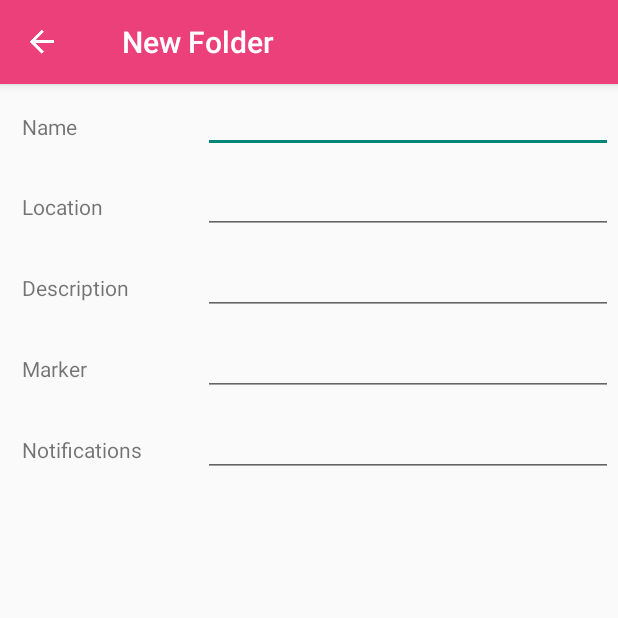
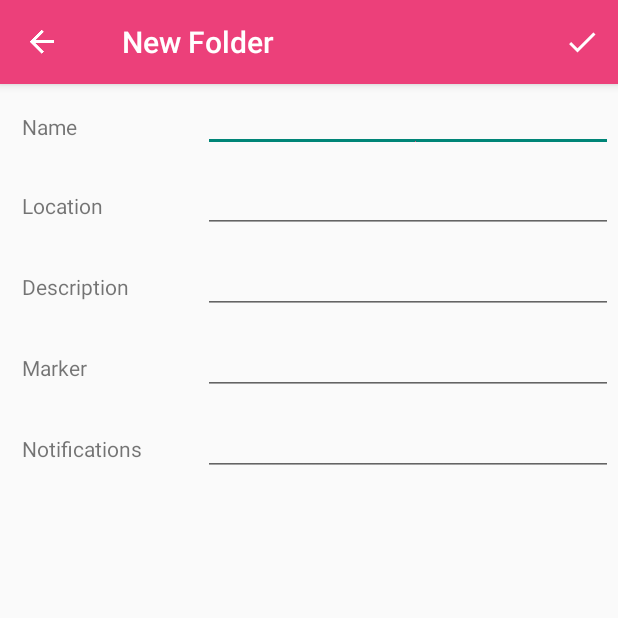
Before and after one commit to OlgaTUD/AppDevelopmentWS1516, an Android app: the NewPlaceActivity screen opened directly, with no data from a screen before it, on a phone screen of 412 x 824 dp, the top half of it. Run offline under Robolectric (Android 15) with nearby library versions, the phone set to English and light mode, and no system bars.

Commit message:
View for the new Folder

```diff
--- a/MyPlaces/app/src/main/java/com/rn/myplaces/myplaces/NavigationDrawerFragment.java
+++ b/MyPlaces/app/src/main/java/com/rn/myplaces/myplaces/NavigationDrawerFragment.java
@@ -104,6 +104,7 @@ public class NavigationDrawerFragment extends Fragment {
                 new String[]{
                         getString(R.string.title_section1),
                         getString(R.string.title_section2),
+                        getString(R.string.title_section5),
                         getString(R.string.title_section3),
                         getString(R.string.title_section4),
                 }));
--- a/MyPlaces/app/src/main/java/com/rn/myplaces/myplaces/com/rn/myplaces/places/NewPlaceActivity.java
+++ b/MyPlaces/app/src/main/java/com/rn/myplaces/myplaces/com/rn/myplaces/places/NewPlaceActivity.java
@@ -37,7 +37,7 @@ public class NewPlaceActivity extends AppCompatActivity {
     @Override
     public boolean onCreateOptionsMenu(Menu menu) {
         // Inflate the menu; this adds items to the action bar if it is present.
-//        getMenuInflater().inflate(R.menu.menu_main, menu);
+        getMenuInflater().inflate(R.menu.new_place, menu);
         return true;
     }
 
@@ -53,12 +53,12 @@ public class NewPlaceActivity extends AppCompatActivity {
             return true;
         }
 
-
-        //noinspection SimplifiableIfStatement
-        if (id == R.id.action_settings) {
+        if (id == R.id.ok) {
+            finish();
 
             return true;
         }
+
 
         return super.onOptionsItemSelected(item);
     }
--- a/MyPlaces/app/src/main/res/layout/new_place.xml
+++ b/MyPlaces/app/src/main/res/layout/new_place.xml
@@ -30,7 +30,8 @@
                 android:minWidth="250dp"
                 android:padding="7dp"
                 android:typeface="serif"
-                android:textCursorDrawable="@drawable/color_cursor"></EditText>
+                android:textCursorDrawable="@drawable/color_cursor"
+                android:drawableBottom="@color/marker"></EditText>
         </TableRow>
 
         <TableRow
@@ -45,7 +46,8 @@
                 android:padding="7dp"></TextView>
             <EditText
                 android:id="@+id/location_field"
-                android:padding="7dp"></EditText>
+                android:padding="7dp"
+                android:textCursorDrawable="@drawable/color_cursor">></EditText>
         </TableRow>
 
         <TableRow
@@ -60,7 +62,8 @@
                 android:padding="7dp"></TextView>
             <EditText
                 android:id="@+id/description_field"
-                android:padding="7dp"></EditText>
+                android:padding="7dp"
+                android:textCursorDrawable="@drawable/color_cursor">></EditText>
 
         </TableRow>
 
@@ -76,7 +79,8 @@
                 android:padding="7dp"></TextView>
             <EditText
                 android:id="@+id/marker_field"
-                android:padding="7dp"></EditText>
+                android:padding="7dp"
+                android:textCursorDrawable="@drawable/color_cursor">></EditText>
         </TableRow>
 
         <TableRow
@@ -91,7 +95,8 @@
                 android:padding="7dp"></TextView>
             <EditText
                 android:id="@+id/notf_field"
-                android:padding="7dp"></EditText>
+                android:padding="7dp"
+                android:textCursorDrawable="@drawable/color_cursor"></EditText>
         </TableRow>
 
     </TableLayout>
--- /dev/null
+++ b/MyPlaces/app/src/main/res/menu/new_place.xml
@@ -0,0 +1,8 @@
+<?xml version="1.0" encoding="utf-8"?>
+<menu xmlns:android="http://schemas.android.com/apk/res/android"
+    xmlns:app="http://schemas.android.com/apk/res-auto">
+
+    <item android:id="@+id/ok"
+        android:title="ok" android:icon="@drawable/ic_done_white" app:showAsAction="always" />
+
+</menu>
--- a/MyPlaces/app/src/main/res/values/strings.xml
+++ b/MyPlaces/app/src/main/res/values/strings.xml
@@ -5,6 +5,7 @@
     <string name="title_section2">Map View</string>
     <string name="title_section3">Settings</string>
     <string name="title_section4">Imprint</string>
+    <string name="title_section5">Notification Center</string>
 
     <string name="navigation_drawer_open">Open navigation drawer</string>
     <string name="navigation_drawer_close">Close navigation drawer</string>
@@ -19,4 +20,5 @@
     <string name="maps_view_list">Map</string>
     <string name="settings">Settings</string>
     <string name="impressum">Impressum</string>
+
 </resources>
```
Also changed, not shown: MyPlaces/app/src/main/java/com/rn/myplaces/myplaces/MainActivity.java (+11 -5 lines), MyPlaces/app/src/main/res/drawable-hdpi/ic_done_white.png (added), MyPlaces/app/src/main/res/drawable-mdpi/ic_done_white.png (added), MyPlaces/app/src/main/res/drawable-xhdpi/ic_done_white.png (added), MyPlaces/app/src/main/res/drawable-xxhdpi/ic_done_white.png (added).
